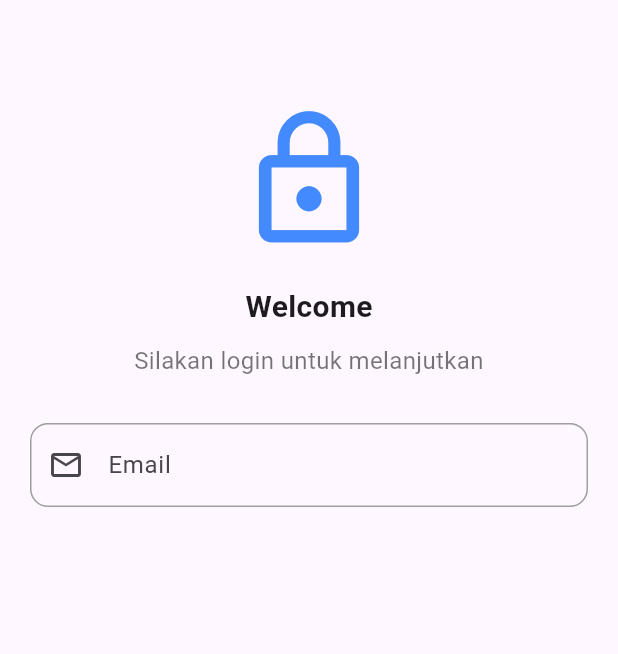
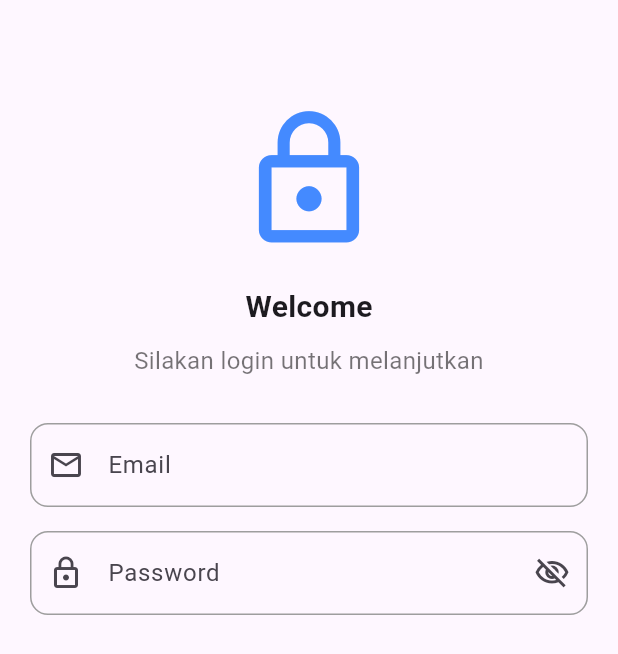
Before and after one commit to I-JasonLee/Tugas_week_6_1123150116, a Flutter app: the screen it shows after launch, on a phone screen of 412 x 824 dp. Shown: the top 654 px of the screen. Run offline on Flutter 3.47's test engine with Material 3 defaults, Android fonts, the phone set to English and light mode, and no system bars.

Commit message:
add textfield password pada login

```diff
--- a/lib/screen/login.dart
+++ b/lib/screen/login.dart
@@ -55,6 +55,29 @@ class Login extends StatelessWidget {
                   ),
                 ),
               ),
+
+              const SizedBox(height: 16),
+              // TextField Password
+              TextField(
+                obscureText: true,
+                decoration: InputDecoration(
+                  labelText: 'Password',
+                  hintText: 'Masukkan password Anda',
+                  prefixIcon: const Icon(Icons.lock_outline),
+                  suffixIcon: const Icon(Icons.visibility_off_outlined),
+                  border: OutlineInputBorder(
+                    borderRadius: BorderRadius.circular(12),
+                  ),
+                  enabledBorder: OutlineInputBorder(
+                  borderRadius: BorderRadius.circular(12),
+                  borderSide: const BorderSide(color: Colors.grey, width: 1),
+                  ),
+                  focusedBorder: OutlineInputBorder(
+                  borderRadius: BorderRadius.circular(12),
+                  borderSide: const BorderSide(color: Colors.blue, width: 2),
+                  ),
+                ),
+              ),
             ],
           ),
         ),
```
